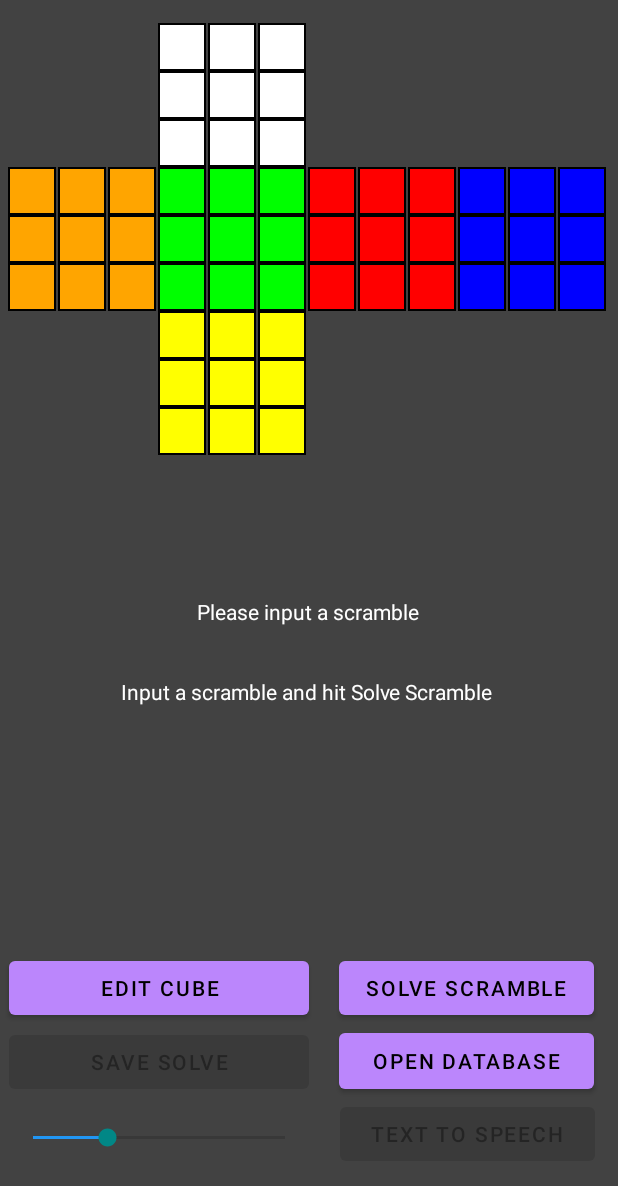
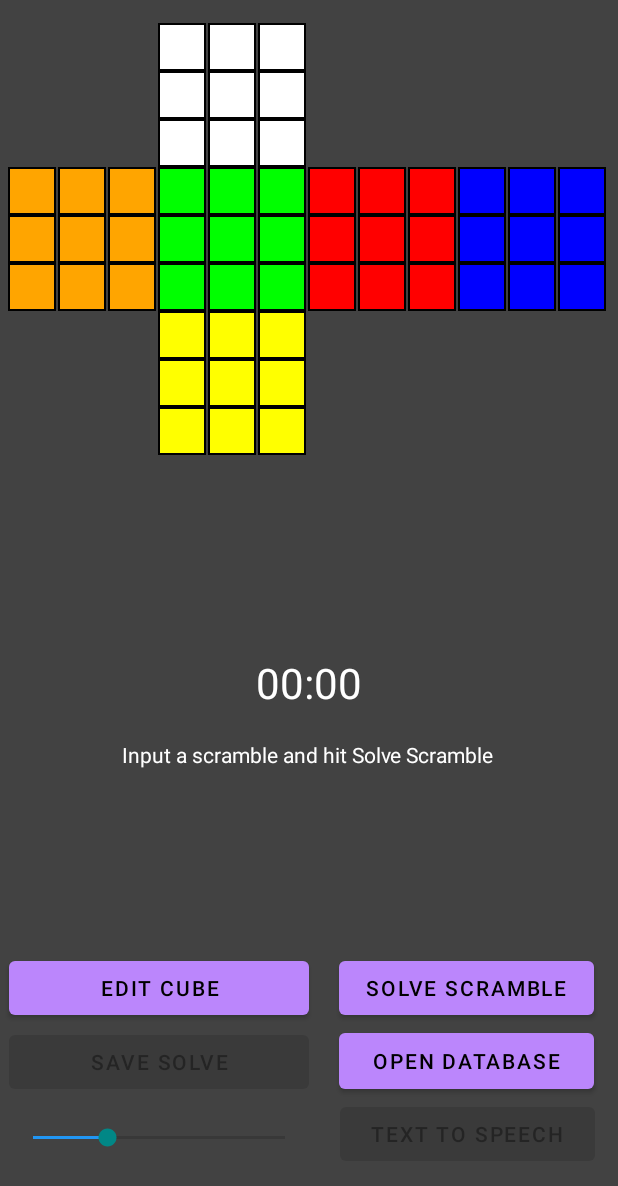
Before and after one commit to JamesDaiD/BlindCubeSover, an Android app: the screen it shows after launch (MainActivity), on a phone screen of 412 x 824 dp. Shown: the top 1186 px of the screen. Run offline under Robolectric (Android 15) with nearby library versions, the phone set to English and light mode, and no system bars; our stand-ins replace Room's generated code.

Commit message:
DB View updated, CubeEditor fixed

```diff
--- a/app/src/main/AndroidManifest.xml
+++ b/app/src/main/AndroidManifest.xml
@@ -9,7 +9,8 @@
         android:roundIcon="@mipmap/ic_launcher_round"
         android:supportsRtl="true"
         android:theme="@style/Theme.BlindfoldedCubeDark">
-        <activity android:name=".CubeEdit"></activity>
+        <activity android:name=".SavedSolveView"></activity>
+        <activity android:name=".CubeEdit" />
         <activity android:name=".DBViewer" />
         <activity android:name=".MainActivity">
             <intent-filter>
--- a/app/src/main/java/com/example/blindfoldedcube/CubeEdit.java
+++ b/app/src/main/java/com/example/blindfoldedcube/CubeEdit.java
@@ -10,6 +10,7 @@ import android.widget.Button;
 import android.widget.EditText;
 import android.widget.GridView;
 
+import com.example.blindfoldedcube.CubeDataStructure.Tools;
 import com.example.blindfoldedcube.CubeVisualization.CubeGrid2DAdapter;
 import com.example.blindfoldedcube.CubeVisualization.CubeMoves;
 
@@ -147,6 +148,11 @@ public class CubeEdit extends AppCompatActivity {
             currentCubeState = Utilities.scrambleToFaceCube(scrambleToCubeET.getText().toString());
             updateCubeGrid();
         });
+
+        randomCubeBtn.setOnClickListener(view -> {
+            currentCubeState = Tools.randomCube();
+            updateCubeGrid();
+        });
     }
 
     @Override
--- a/app/src/main/java/com/example/blindfoldedcube/MainActivity.java
+++ b/app/src/main/java/com/example/blindfoldedcube/MainActivity.java
@@ -8,10 +8,12 @@ import android.content.Intent;
 import android.content.SharedPreferences;
 import android.os.AsyncTask;
 import android.os.Bundle;
+import android.os.SystemClock;
 import android.speech.tts.TextToSpeech;
 import android.util.Log;
 import android.view.View;
 import android.widget.Button;
+import android.widget.Chronometer;
 import android.widget.GridView;
 import android.widget.ProgressBar;
 import android.widget.SeekBar;
@@ -30,7 +32,7 @@ import java.util.Locale;
 
 public class MainActivity extends AppCompatActivity {
     private TextToSpeech mTTS;
-    TextView scrambleTV;
+//    TextView scrambleTV;
     TextView solutionTV;
     Button solveButton;
     Button saveSolveBtn;
@@ -40,15 +42,17 @@ public class MainActivity extends AppCompatActivity {
     SeekBar ttsSpeedSB;
     GridView gridViewCube;
     ProgressBar progressBar;
+    Chronometer chronometer;
 
     String currentCubeState = "UUUUUUUUURRRRRRRRRFFFFFFFFFDDDDDDDDDLLLLLLLLLBBBBBBBBB";
+    boolean chronometerRunning = false;
 
     @Override
     protected void onCreate(Bundle savedInstanceState) {
         super.onCreate(savedInstanceState);
         setContentView(R.layout.activity_main);
 
-        scrambleTV = findViewById(R.id.scrambleText);
+//        scrambleTV = findViewById(R.id.scrambleText);
         solutionTV = findViewById(R.id.solutionText);
         solveButton = findViewById(R.id.solveBtn);
         saveSolveBtn = findViewById(R.id.saveSolveBtn);
@@ -58,6 +62,8 @@ public class MainActivity extends AppCompatActivity {
         moveBtn = findViewById(R.id.editCubeBtn);
 
         progressBar = findViewById(R.id.progressBar);
+
+        chronometer = findViewById(R.id.chronometer);
 
         AppDatabase db = Room.databaseBuilder(getApplicationContext(), AppDatabase.class, "MyCubeDB")
                 .allowMainThreadQueries() //allow DB to read and write on main UI thread. Not suitable for the real world
@@ -96,6 +102,20 @@ public class MainActivity extends AppCompatActivity {
                                             // Can use "com.samsung.SMT" for samsung engine
 
         //**************************************************************************************//
+        //Chronometer for stop watch
+        chronometer.setFormat("%s");
+        chronometer.setBase(SystemClock.elapsedRealtime());
+        chronometer.setOnChronometerTickListener(new Chronometer.OnChronometerTickListener() {
+            @Override
+            public void onChronometerTick(Chronometer chronometer) {
+                if ((SystemClock.elapsedRealtime() - chronometer.getBase()) >= 10000) {
+                    chronometer.setBase(SystemClock.elapsedRealtime());
+                    Toast.makeText(MainActivity.this, "Bing!", Toast.LENGTH_SHORT).show();
+                }
+            }
+        });
+        //**************************************************************************************//
+
         //Listeners
 
         //Solve
@@ -129,13 +149,15 @@ public class MainActivity extends AppCompatActivity {
                 mTTS.setSpeechRate(speed);
                 mTTS.speak(textToRead, TextToSpeech.QUEUE_FLUSH, null, null); //TODO: check other params
                 String[] moves = textToRead.split("... \n");
-                ttsBtn.setText("Reading");
+                startChronometer();
+                ttsBtn.setText("Reading. Click to stop");
 //            TODO: update TTS
 //            for
             }
             else
             {
                 mTTS.stop();
+                stopChronometer();
                 ttsBtn.setText("Text to speech");
             }
             ttsBtn.setText("Text to speech");
@@ -239,7 +261,7 @@ public class MainActivity extends AppCompatActivity {
             activity.progressBar.setVisibility(View.INVISIBLE);
             Log.d("scramble", result);
             activity.solutionTV.setText(result);
-//            saveSolveBtn.setEnabled(true);
+            saveSolveBtn.setEnabled(true);
             ttsBtn.setEnabled(true);
         }
     }
@@ -260,6 +282,22 @@ public class MainActivity extends AppCompatActivity {
         currentCubeState = sharedPreferences.getString("cubeState", "UUUUUUUUURRRRRRRRRFFFFFFFFFDDDDDDDDDLLLLLLLLLBBBBBBBBB");
     }
 
+    public void startChronometer() {
+        if (!chronometerRunning) {
+            chronometer.setBase(SystemClock.elapsedRealtime());
+            chronometer.start();
+            chronometerRunning = true;
+        }
+    }
+
+    public void stopChronometer() {
+        if (chronometerRunning) {
+            chronometer.stop();
+            chronometerRunning = false;
+//            chronometer.setBase(SystemClock.elapsedRealtime());
+        }
+    }
+
     class BackgroundThread extends Thread {
         @Override
         public void run() {
--- a/app/src/main/res/layout/activity_dbviewer.xml
+++ b/app/src/main/res/layout/activity_dbviewer.xml
@@ -10,6 +10,7 @@
         android:id="@+id/solvesRecView"
         android:layout_width="match_parent"
         android:layout_height="match_parent"
+        android:background="@color/cardview_dark_background"
         app:layout_constraintEnd_toEndOf="parent"
         app:layout_constraintStart_toStartOf="parent"
         app:layout_constraintTop_toTopOf="parent" />
--- a/app/src/main/res/layout/activity_main.xml
+++ b/app/src/main/res/layout/activity_main.xml
@@ -20,6 +20,18 @@
         app:layout_constraintStart_toStartOf="parent"
         app:layout_constraintTop_toTopOf="parent" />
 
+    <Chronometer
+        android:id="@+id/chronometer"
+        android:layout_width="wrap_content"
+        android:layout_height="wrap_content"
+        android:textColor="@color/white"
+        android:textSize="28sp"
+        app:layout_constraintBottom_toTopOf="@+id/solutionText"
+        app:layout_constraintEnd_toEndOf="parent"
+        app:layout_constraintStart_toStartOf="parent"
+        app:layout_constraintTop_toTopOf="parent"
+        app:layout_constraintVertical_bias="0.957" />
+
     <ProgressBar
         android:id="@+id/progressBar"
         style="?android:attr/progressBarStyle"
@@ -31,7 +43,7 @@
         app:layout_constraintEnd_toEndOf="parent"
         app:layout_constraintStart_toStartOf="parent"
         app:layout_constraintTop_toTopOf="parent"
-        app:layout_constraintVertical_bias="0.65" />
+        app:layout_constraintVertical_bias="0.713" />
 
     <Button
         android:id="@+id/solveBtn"
@@ -59,20 +71,6 @@
         app:layout_constraintVertical_bias="0.818" />
 
     <TextView
-        android:id="@+id/scrambleText"
-        android:layout_width="wrap_content"
-        android:layout_height="wrap_content"
-        android:maxWidth="350dp"
-        android:text="@string/scrambleTV"
-        android:textColor="@color/white"
-        app:layout_constraintBottom_toBottomOf="parent"
-        app:layout_constraintEnd_toEndOf="parent"
-        app:layout_constraintHorizontal_bias="0.498"
-        app:layout_constraintStart_toStartOf="parent"
-        app:layout_constraintTop_toTopOf="parent"
-        app:layout_constraintVertical_bias="0.495" />
-
-    <TextView
         android:id="@+id/solutionText"
         android:layout_width="wrap_content"
         android:layout_height="wrap_content"
@@ -80,10 +78,10 @@
         android:textColor="@color/white"
         app:layout_constraintBottom_toBottomOf="parent"
         app:layout_constraintEnd_toEndOf="parent"
-        app:layout_constraintHorizontal_bias="0.49"
+        app:layout_constraintHorizontal_bias="0.496"
         app:layout_constraintStart_toStartOf="parent"
         app:layout_constraintTop_toTopOf="parent"
-        app:layout_constraintVertical_bias="0.561" />
+        app:layout_constraintVertical_bias="0.613" />
 
     <Button
         android:id="@+id/saveSolveBtn"
```
Also changed, not shown: app/src/main/java/com/example/blindfoldedcube/DBViewer.java (+22 -3 lines), app/src/main/java/com/example/blindfoldedcube/SavedSolveView.java (added, +45 -0 lines), app/src/main/java/com/example/blindfoldedcube/SolveEntryAdapter.java (+18 -1 lines), app/src/main/res/layout/activity_saved_solve_view.xml (added, +37 -0 lines), app/src/main/res/layout/solve_entry.xml (+6 -1 lines).
